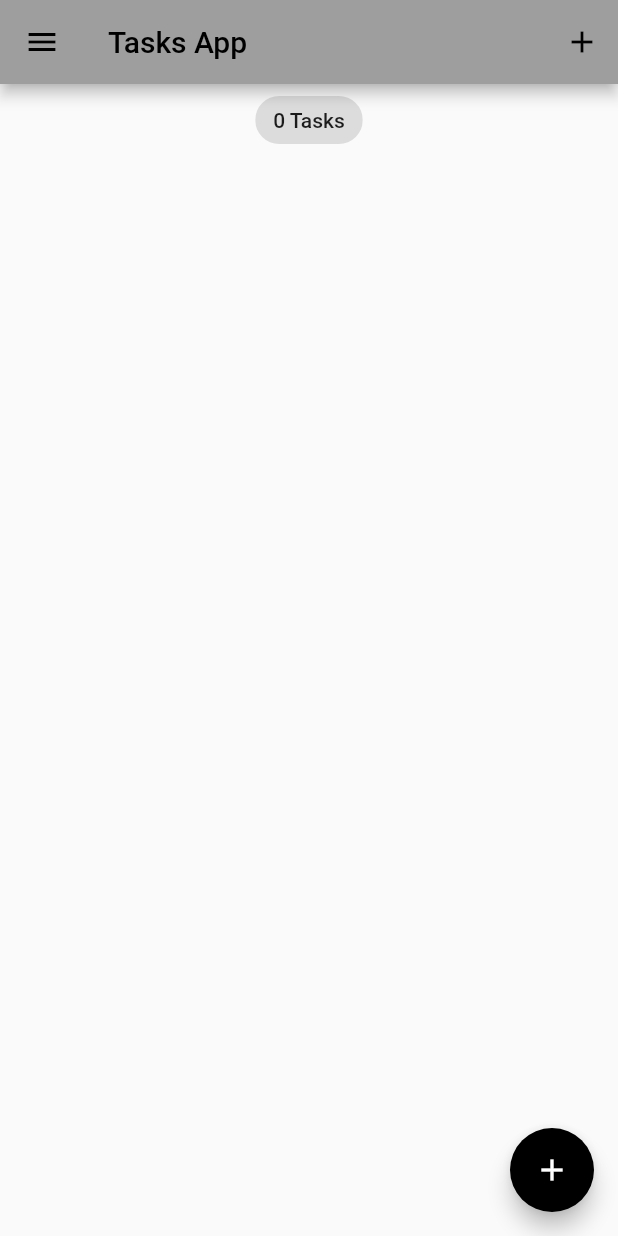
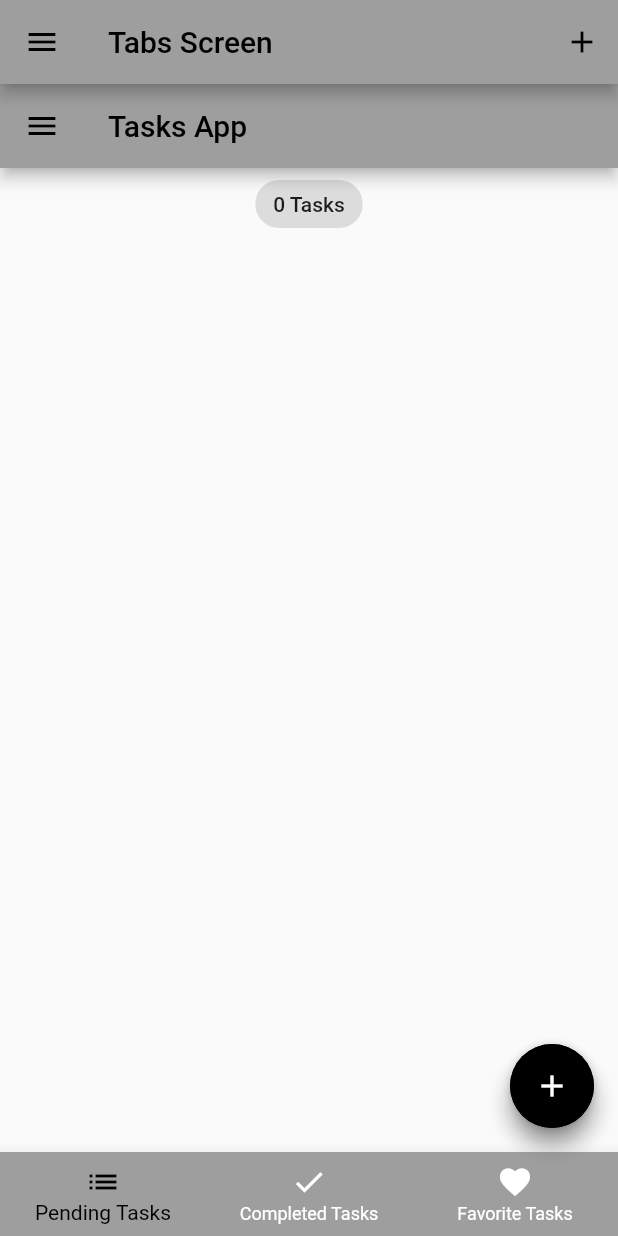
Before and after one commit to banku27/Todo_App_using_Bloc, a Flutter app: the screen it shows after launch, on a phone screen of 412 x 824 dp. Run offline on Flutter 3.47's test engine with Material 2 defaults, Android fonts, the phone set to English and light mode, and no system bars; our stand-ins replace equatable, flutter_bloc, hydrated_bloc.

```diff
--- a/lib/main.dart
+++ b/lib/main.dart
@@ -3,6 +3,7 @@ import 'package:flutter_bloc/flutter_bloc.dart';
 import 'package:hydrated_bloc/hydrated_bloc.dart';
 import 'package:path_provider/path_provider.dart';
 import 'package:todo_app/Bloc/bloc/switch_bloc.dart';
+import 'package:todo_app/screens/tabs_screen.dart';
 import 'package:todo_app/services/app_router.dart';
 import 'package:todo_app/services/app_theme.dart';
 
@@ -46,7 +47,7 @@ class MyApp extends StatelessWidget {
             theme: state.switchValue
                 ? AppThemes.appThemeData[AppTheme.darkTheme]
                 : AppThemes.appThemeData[AppTheme.lightTheme],
-            home: const TasksScreen(),
+            home: const TabsScreen(),
             onGenerateRoute: appRouter.onGenerateRoute,
           );
         },
--- a/lib/screens/my_drawer.dart
+++ b/lib/screens/my_drawer.dart
@@ -3,6 +3,7 @@ import 'package:flutter_bloc/flutter_bloc.dart';
 import 'package:todo_app/screens/recycle_bin.dart';
 
 import 'package:todo_app/Bloc/bloc/tasks_bloc.dart';
+import 'package:todo_app/screens/tabs_screen.dart';
 import 'package:todo_app/screens/tasks_screen.dart';
 
 import '../Bloc/bloc/switch_bloc.dart';
@@ -33,7 +34,7 @@ class _MyDrawerState extends State<MyDrawer> {
               builder: (context, state) {
                 return GestureDetector(
                   onTap: () {
-                    Navigator.of(context).pushReplacementNamed(TasksScreen.id);
+                    Navigator.of(context).pushReplacementNamed(TabsScreen.id);
                   },
                   child: ListTile(
                     leading: const Icon(Icons.folder_special),
--- /dev/null
+++ b/lib/screens/tabs_screen.dart
@@ -0,0 +1,57 @@
+import 'package:flutter/material.dart';
+import 'package:todo_app/screens/add_task_screen.dart';
+import 'package:todo_app/screens/my_drawer.dart';
+import 'package:todo_app/screens/tasks_screen.dart';
+
+class TabsScreen extends StatelessWidget {
+  const TabsScreen({Key? key}) : super(key: key);
+
+  static const id = 'tabs_screen';
+  void _addTask(BuildContext context) {
+    showModalBottomSheet(
+      context: context,
+      builder: (context) => SingleChildScrollView(
+        child: Container(
+          padding: EdgeInsets.only(
+            bottom: MediaQuery.of(context).viewInsets.bottom,
+          ),
+          child: const AddTaskScreen(),
+        ),
+      ),
+    );
+  }
+
+  @override
+  Widget build(BuildContext context) {
+    return Scaffold(
+      appBar: AppBar(
+        title: const Text('Tabs Screen'),
+        actions: [
+          IconButton(
+            onPressed: () => _addTask(context),
+            icon: const Icon(Icons.add),
+          )
+        ],
+      ),
+      drawer: MyDrawer(),
+      body: TasksScreen(),
+      floatingActionButton: FloatingActionButton(
+        onPressed: () => _addTask(context),
+        tooltip: 'Add Task',
+        child: const Icon(Icons.add),
+      ),
+      bottomNavigationBar: BottomNavigationBar(
+        currentIndex: 0,
+        onTap: (index) {},
+        items: const [
+          BottomNavigationBarItem(
+              icon: Icon(Icons.list), label: 'Pending Tasks'),
+          BottomNavigationBarItem(
+              icon: Icon(Icons.done), label: 'Completed Tasks'),
+          BottomNavigationBarItem(
+              icon: Icon(Icons.favorite), label: 'Favorite Tasks'),
+        ],
+      ),
+    );
+  }
+}
--- a/lib/screens/tasks_screen.dart
+++ b/lib/screens/tasks_screen.dart
@@ -38,12 +38,6 @@ class _TasksScreenState extends State<TasksScreen> {
         return Scaffold(
           appBar: AppBar(
             title: const Text('Tasks App'),
-            actions: [
-              IconButton(
-                onPressed: () => _addTask(context),
-                icon: const Icon(Icons.add),
-              )
-            ],
           ),
           drawer: const MyDrawer(),
           body: Column(
```
